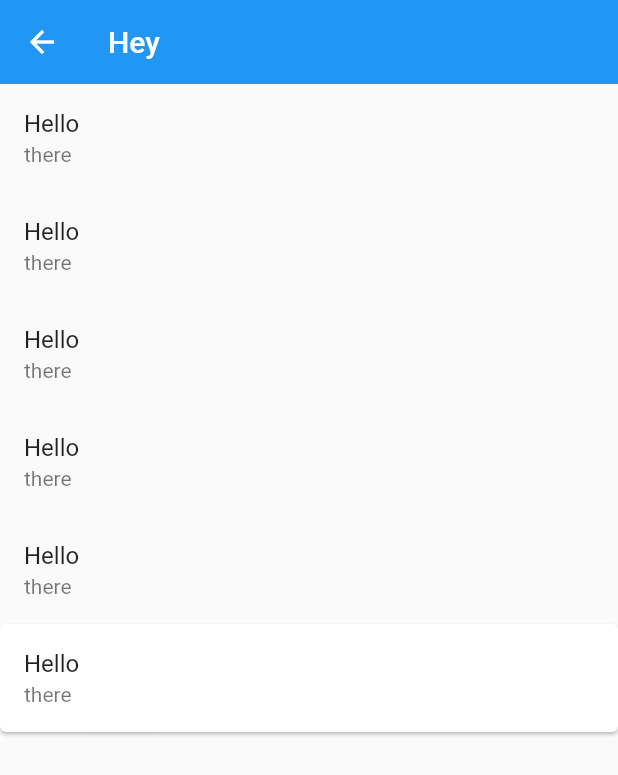
After one commit to RoundedInfinity/flutility, a Flutter app: the screen it shows after launch, after a tap on "Transition example", on a phone screen of 412 x 824 dp. The commit adds this screen. Shown: the top 775 px of the screen. Run offline on Flutter 3.47's test engine with Material 2 defaults, Android fonts, the phone set to English and light mode, and no system bars.

Commit message:
added emphasized elevation

```diff
--- /dev/null
+++ b/example/lib/emphasized_elevation_page.dart
@@ -0,0 +1,86 @@
+import 'package:animations/animations.dart';
+import 'package:flutter/material.dart';
+import 'package:flutility/flutility.dart';
+
+class TransitionPage extends StatefulWidget {
+  @override
+  _TransitionPageState createState() => _TransitionPageState();
+}
+
+class _TransitionPageState extends State<TransitionPage> {
+  bool animate = false;
+  @override
+  Widget build(BuildContext context) {
+    return Scaffold(
+        body: NestedScrollView(
+      headerSliverBuilder: (context, innerBoxIsScrolled) => [
+        SliverAppBar(
+          title: Text('Hey'),
+        )
+      ],
+      body: EmphasizedElevationBody(
+
+        animate: animate,
+        child: ListView(
+          children: [
+            ListTile(
+              title: Text('Hello'),
+              subtitle: Text('there'),
+            ),
+            ListTile(
+              title: Text('Hello'),
+              subtitle: Text('there'),
+            ),
+            ListTile(
+              title: Text('Hello'),
+              subtitle: Text('there'),
+            ),
+            ListTile(
+              title: Text('Hello'),
+              subtitle: Text('there'),
+            ),
+            ListTile(
+              title: Text('Hello'),
+              subtitle: Text('there'),
+            ),
+            OpenContainer(
+              closedBuilder: (context, action) => ListTile(
+                title: Text('Hello'),
+                subtitle: Text('there'),
+                onTap: () async {
+                  setState(() {
+                    animate = true;
+                  });
+                  action();
+                  await Future.delayed(Duration(milliseconds: 700));
+                  setState(() {
+                    animate = false;
+                  });
+                },
+              ),
+              openBuilder: (context, action) => _AnotherPage(),
+            )
+          ],
+        ),
+      ),
+    ));
+  }
+}
+
+class _AnotherPage extends StatelessWidget {
+  @override
+  Widget build(BuildContext context) {
+    return Scaffold(
+      body: NestedScrollView(
+        headerSliverBuilder: (context, innerBoxIsScrolled) => [
+          SliverAppBar(
+            title: Text('Hey'),
+          )
+        ],
+        body: Center(
+          child: Text('Hey'),
+        ),
+      ),
+    );
+  }
+}
--- a/example/lib/main.dart
+++ b/example/lib/main.dart
@@ -2,6 +2,7 @@ import 'package:flutter/material.dart';
 import 'package:flutility/flutility.dart';
 
 import 'app_bar_page.dart';
+import 'emphasized_elevation_page.dart';
 
 void main() {
   runApp(MyApp());
@@ -58,9 +59,12 @@ class _HomePageState extends State<HomePage> {
         children: [
           ScaleIconSwitch(
             animate: animate,
-             duration: Duration(milliseconds: 1000),
-            firstIcon: Icon(Icons.share_outlined,size: 40),
-            secondIcon: Icon(Icons.delete_outline,size: 40,),
+            duration: Duration(milliseconds: 1000),
+            firstIcon: Icon(Icons.share_outlined, size: 40),
+            secondIcon: Icon(
+              Icons.delete_outline,
+              size: 40,
+            ),
             // giving the icons a on pressed function so they are not in the disabled state.
             onFirstPressed: () {},
             onSecondPressed: () {},
@@ -145,6 +149,11 @@ class _HomePageState extends State<HomePage> {
                   builder: (BuildContext context) => AppBarPage())),
               child: Text('Advanced example'),
             ),
+            RaisedButton(
+              onPressed: () => Navigator.of(context).push(MaterialPageRoute(
+                  builder: (BuildContext context) => TransitionPage())),
+              child: Text('Transition example'),
+            ),
             Text('Delayed builder'),
             Center(
               child: DelayedValueBuilder(
--- a/lib/flutility.dart
+++ b/lib/flutility.dart
@@ -6,3 +6,4 @@ export 'package:flutility/widgets/ripple_anamation.dart';
 export 'package:flutility/widgets/scale_item_switch.dart';
 export 'package:flutility/widgets/simple_animated_icon.dart';
 export 'package:flutility/widgets/delayed_value_stagger.dart';
+export 'package:flutility/widgets/emphasized_elevation.dart';
--- /dev/null
+++ b/lib/widgets/emphasized_elevation.dart
@@ -0,0 +1,55 @@
+import 'package:flutter/material.dart';
+
+class EmphasizedElevationBody extends StatefulWidget {
+  final Widget child;
+  final Duration duration;
+  final bool animate;
+  final double shrinkSize;
+
+  const EmphasizedElevationBody(
+      {Key key,
+      this.duration = const Duration(milliseconds: 200),
+      this.shrinkSize = 0.7,
+      @required this.child,
+      this.animate = false})
+      : super(key: key);
+  @override
+  _EmphasizedElevationBodyState createState() =>
+      _EmphasizedElevationBodyState();
+}
+
+class _EmphasizedElevationBodyState extends State<EmphasizedElevationBody>
+    with SingleTickerProviderStateMixin {
+  AnimationController _controller;
+
+  Animation<double> scale;
+  @override
+  void initState() {
+    super.initState();
+    _controller = AnimationController(
+      vsync: this,
+      duration: widget.duration,
+      reverseDuration: widget.duration,
+    );
+    var scaleTween = Tween<double>(begin: 1, end: 0.5);
+
+    scale = scaleTween.animate(_controller);
+  }
+
+  @override
+  void dispose() {
+    super.dispose();
+    _controller.dispose();
+  }
+
+  @override
+  Widget build(BuildContext context) {
+    if (!widget.animate) {
+      _controller.reverse();
+    } else if (widget.animate) _controller.forward();
+    return ScaleTransition(
+      child: widget.child,
+      scale: scale,
+    );
+  }
+}
```
Also changed, not shown: example/pubspec.yaml (+2 -8 lines), example/pubspec.lock.
